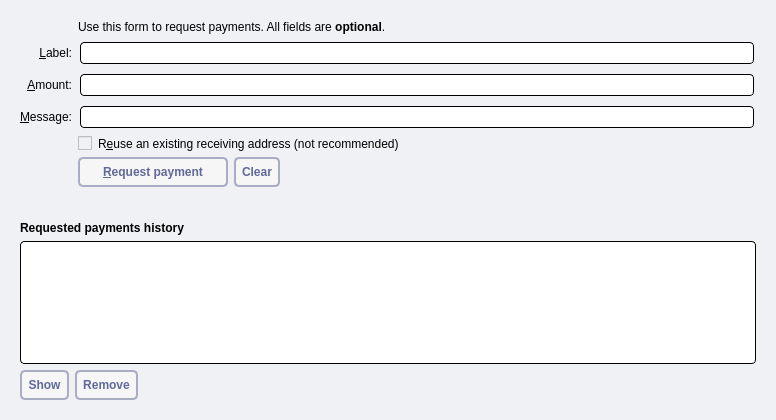
The window that src/qt/forms/receivecoinsdialog.ui (navcoin/navcoin-core) describes before a commit, drawn with Qt 5.
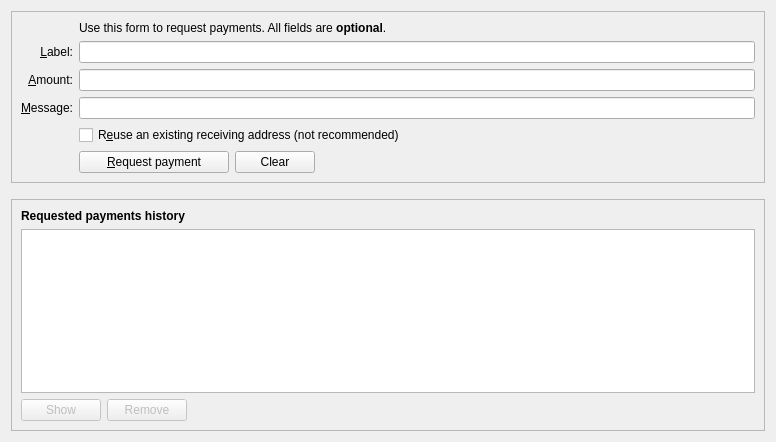
The same window after the commit. Icons and pictures are not drawn. Custom widgets are drawn as their Qt base class.

Diff of the .ui file:
```diff
--- a/src/qt/forms/receivecoinsdialog.ui
+++ b/src/qt/forms/receivecoinsdialog.ui
@@ -7,11 +7,11 @@
     <x>0</x>
     <y>0</y>
     <width>776</width>
-    <height>420</height>
+    <height>442</height>
    </rect>
   </property>
   <property name="styleSheet">
-   <string notr="true">background: #eff1f4; border: 0</string>
+   <string notr="true"/>
   </property>
   <layout class="QVBoxLayout" name="verticalLayout" stretch="0,0,1">
    <item>
@@ -70,7 +70,7 @@
            <string>An optional label to associate with the new receiving address.</string>
           </property>
           <property name="styleSheet">
-           <string notr="true">background: #fff; border-radius: 4px; border: 1px solid #000; padding:2px; margin: 2px</string>
+           <string notr="true"/>
           </property>
          </widget>
         </item>
@@ -80,7 +80,7 @@
            <string>An optional message to attach to the payment request, which will be displayed when the request is opened. Note: The message will not be sent with the payment over the NavCoin network.</string>
           </property>
           <property name="styleSheet">
-           <string notr="true">background: #fff; border-radius: 4px; border: 1px solid #000; padding:2px; margin: 2px</string>
+           <string notr="true"/>
           </property>
          </widget>
         </item>
@@ -135,7 +135,7 @@
            <string>An optional amount to request. Leave this empty or zero to not request a specific amount.</string>
           </property>
           <property name="styleSheet">
-           <string notr="true">background: #fff; border-radius: 4px; border: 1px solid #000; padding:2px; margin: 2px</string>
+           <string notr="true"/>
           </property>
          </widget>
         </item>
@@ -149,9 +149,6 @@
               <height>0</height>
              </size>
             </property>
-            <property name="styleSheet">
-             <string notr="true"> background: #f6f6f6; border: 2px solid #a9adc4; border-radius: 5px; padding: 6px; text-transform: uppercase; color: #616998; font-weight: bold</string>
-            </property>
             <property name="text">
              <string>&amp;Request payment</string>
             </property>
@@ -173,7 +170,7 @@
              <string>Clear all fields of the form.</string>
             </property>
             <property name="styleSheet">
-             <string notr="true"> background: #f6f6f6; border: 2px solid #a9adc4; border-radius: 5px; padding: 6px; text-transform: uppercase; color: #616998; font-weight: bold</string>
+             <string notr="true"/>
             </property>
             <property name="text">
              <string>Clear</string>
@@ -261,8 +258,7 @@
          <enum>Qt::CustomContextMenu</enum>
         </property>
         <property name="styleSheet">
-         <string notr="true">background: #fff; border-radius: 4px; border: 1px solid #000; padding:2px
-</string>
+         <string notr="true"/>
         </property>
         <property name="tabKeyNavigation">
          <bool>false</bool>
@@ -283,7 +279,7 @@
            <string>Show the selected request (does the same as double clicking an entry)</string>
           </property>
           <property name="styleSheet">
-           <string notr="true"> background: #f6f6f6; border: 2px solid #a9adc4; border-radius: 5px; padding: 6px; text-transform: uppercase; color: #616998; font-weight: bold</string>
+           <string notr="true"/>
           </property>
           <property name="text">
            <string>Show</string>
@@ -306,7 +302,7 @@
            <string>Remove the selected entries from the list</string>
           </property>
           <property name="styleSheet">
-           <string notr="true"> background: #f6f6f6; border: 2px solid #a9adc4; border-radius: 5px; padding: 6px; text-transform: uppercase; color: #616998; font-weight: bold</string>
+           <string notr="true"/>
           </property>
           <property name="text">
            <string>Remove</string>
```
Left out of the diff: 12 changed lines with no effect on the pictures.
